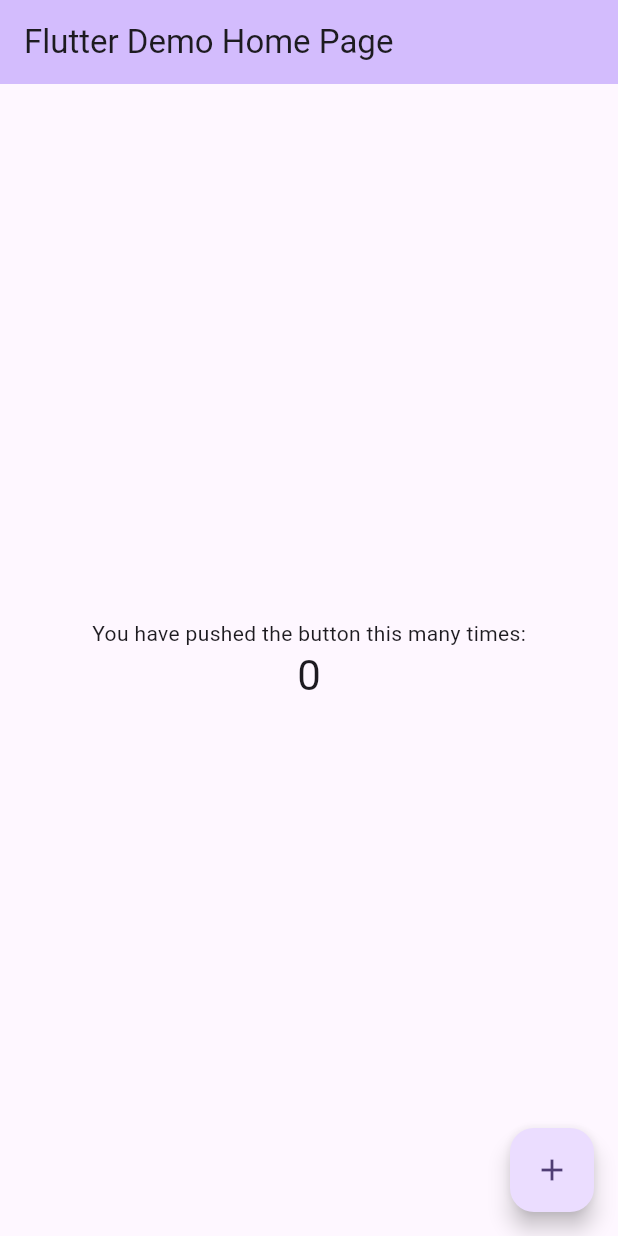
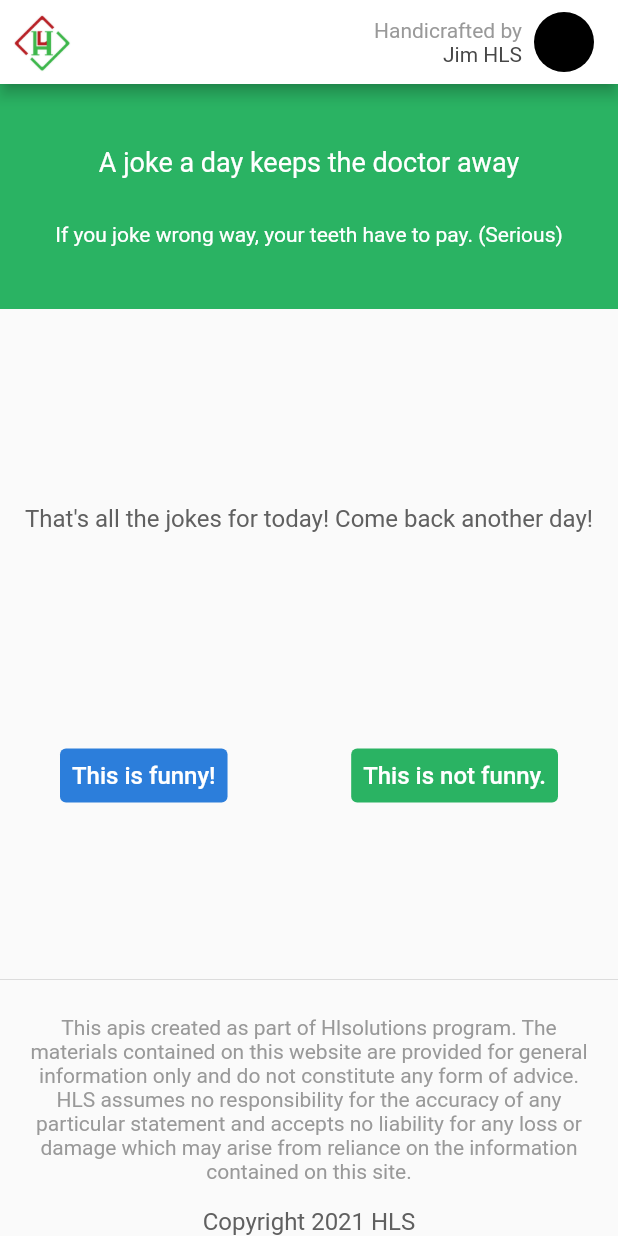
Before and after one commit to phammaidung/hl-assignment, a Flutter app: the screen it shows after launch, on a phone screen of 412 x 824 dp. Run offline on Flutter 3.47's test engine with Material 2 defaults, Android fonts, the phone set to English and light mode, and no system bars.

Commit message:
implement UI

```diff
--- a/mobile/lib/main.dart
+++ b/mobile/lib/main.dart
@@ -1,125 +1,17 @@
 import 'package:flutter/material.dart';
+import 'package:mobile/screens/joke_screen.dart';
 
 void main() {
-  runApp(const MyApp());
+  runApp(const JokeApp());
 }
 
-class MyApp extends StatelessWidget {
-  const MyApp({super.key});
+class JokeApp extends StatelessWidget {
+  const JokeApp({super.key});
 
-  // This widget is the root of your application.
   @override
   Widget build(BuildContext context) {
-    return MaterialApp(
-      title: 'Flutter Demo',
-      theme: ThemeData(
-        // This is the theme of your application.
-        //
-        // TRY THIS: Try running your application with "flutter run". You'll see
-        // the application has a blue toolbar. Then, without quitting the app,
-        // try changing the seedColor in the colorScheme below to Colors.green
-        // and then invoke "hot reload" (save your changes or press the "hot
-        // reload" button in a Flutter-supported IDE, or press "r" if you used
-        // the command line to start the app).
-        //
-        // Notice that the counter didn't reset back to zero; the application
-        // state is not lost during the reload. To reset the state, use hot
-        // restart instead.
-        //
-        // This works for code too, not just values: Most code changes can be
-        // tested with just a hot reload.
-        colorScheme: ColorScheme.fromSeed(seedColor: Colors.deepPurple),
-        useMaterial3: true,
-      ),
-      home: const MyHomePage(title: 'Flutter Demo Home Page'),
+    return const MaterialApp(
+      home: JokeScreen(),
     );
   }
 }
-
-class MyHomePage extends StatefulWidget {
-  const MyHomePage({super.key, required this.title});
-
-  // This widget is the home page of your application. It is stateful, meaning
-  // that it has a State object (defined below) that contains fields that affect
-  // how it looks.
-
-  // This class is the configuration for the state. It holds the values (in this
-  // case the title) provided by the parent (in this case the App widget) and
-  // used by the build method of the State. Fields in a Widget subclass are
-  // always marked "final".
-
-  final String title;
-
-  @override
-  State<MyHomePage> createState() => _MyHomePageState();
-}
-
-class _MyHomePageState extends State<MyHomePage> {
-  int _counter = 0;
-
-  void _incrementCounter() {
-    setState(() {
-      // This call to setState tells the Flutter framework that something has
-      // changed in this State, which causes it to rerun the build method below
-      // so that the display can reflect the updated values. If we changed
-      // _counter without calling setState(), then the build method would not be
-      // called again, and so nothing would appear to happen.
-      _counter++;
-    });
-  }
-
-  @override
-  Widget build(BuildContext context) {
-    // This method is rerun every time setState is called, for instance as done
-    // by the _incrementCounter method above.
-    //
-    // The Flutter framework has been optimized to make rerunning build methods
-    // fast, so that you can just rebuild anything that needs updating rather
-    // than having to individually change instances of widgets.
-    return Scaffold(
-      appBar: AppBar(
-        // TRY THIS: Try changing the color here to a specific color (to
-        // Colors.amber, perhaps?) and trigger a hot reload to see the AppBar
-        // change color while the other colors stay the same.
-        backgroundColor: Theme.of(context).colorScheme.inversePrimary,
-        // Here we take the value from the MyHomePage object that was created by
-        // the App.build method, and use it to set our appbar title.
-        title: Text(widget.title),
-      ),
-      body: Center(
-        // Center is a layout widget. It takes a single child and positions it
-        // in the middle of the parent.
-        child: Column(
-          // Column is also a layout widget. It takes a list of children and
-          // arranges them vertically. By default, it sizes itself to fit its
-          // children horizontally, and tries to be as tall as its parent.
-          //
-          // Column has various properties to control how it sizes itself and
-          // how it positions its children. Here we use mainAxisAlignment to
-          // center the children vertically; the main axis here is the vertical
-          // axis because Columns are vertical (the cross axis would be
-          // horizontal).
-          //
-          // TRY THIS: Invoke "debug painting" (choose the "Toggle Debug Paint"
-          // action in the IDE, or press "p" in the console), to see the
-          // wireframe for each widget.
-          mainAxisAlignment: MainAxisAlignment.center,
-          children: <Widget>[
-            const Text(
-              'You have pushed the button this many times:',
-            ),
-            Text(
-              '$_counter',
-              style: Theme.of(context).textTheme.headlineMedium,
-            ),
-          ],
-        ),
-      ),
-      floatingActionButton: FloatingActionButton(
-        onPressed: _incrementCounter,
-        tooltip: 'Increment',
-        child: const Icon(Icons.add),
-      ), // This trailing comma makes auto-formatting nicer for build methods.
-    );
-  }
-}
--- /dev/null
+++ b/mobile/lib/screens/joke_screen.dart
@@ -0,0 +1,129 @@
+import 'package:flutter/material.dart';
+
+class JokeScreen extends StatelessWidget {
+  const JokeScreen({super.key});
+
+  @override
+  Widget build(BuildContext context) {
+    return Scaffold(
+      appBar: AppBar(
+        backgroundColor: Colors.white,
+        leading: Padding(
+          padding: const EdgeInsets.all(8.0),
+          child: Image.asset("assets/images/logo_HLSolutions.png"),
+        ),
+        actions: const [
+          Column(
+            mainAxisAlignment: MainAxisAlignment.center,
+            crossAxisAlignment: CrossAxisAlignment.end,
+            children: [
+              Text(
+                "Handicrafted by",
+                style: TextStyle(color: Color.fromARGB(255, 153, 153, 153)),
+              ),
+              Text(
+                "Jim HLS",
+                style: TextStyle(color: Color.fromARGB(255, 71, 71, 71)),
+              )
+            ],
+          ),
+          SizedBox(
+            width: 8,
+          ),
+          CircleAvatar(
+            backgroundColor: Colors.black,
+          ),
+          SizedBox(
+            width: 16,
+          )
+        ],
+      ),
+      body: Column(
+        crossAxisAlignment: CrossAxisAlignment.center,
+        mainAxisAlignment: MainAxisAlignment.spaceBetween,
+        children: [
+          Container(
+            width: double.infinity,
+            height: 150,
+            color: const Color.fromARGB(255, 42, 179, 99),
+            child: const Column(
+              mainAxisAlignment: MainAxisAlignment.center,
+              children: [
+                Text(
+                  "A joke a day keeps the doctor away",
+                  style: TextStyle(
+                      color: Color.fromARGB(255, 255, 255, 255), fontSize: 18),
+                ),
+                SizedBox(
+                  height: 30,
+                ),
+                Text(
+                  "If you joke wrong way, your teeth have to pay. (Serious)",
+                  style: TextStyle(
+                      color: Color.fromARGB(255, 255, 255, 255), fontSize: 14),
+                ),
+              ],
+            ),
+          ),
+          Container(
+            padding: const EdgeInsets.fromLTRB(16, 34, 16, 34),
+            child: const Text(
+              "That's all the jokes for today! Come back another day!",
+              textAlign: TextAlign.center,
+              style: TextStyle(
+                  fontSize: 16, color: Color.fromARGB(255, 96, 96, 96)),
+            ),
+          ),
+          Padding(
+            padding: const EdgeInsets.fromLTRB(40, 8, 40, 8),
+            child: Row(
+              mainAxisAlignment: MainAxisAlignment.center,
+              crossAxisAlignment: CrossAxisAlignment.end,
+              children: [
+                TextButton(
+                  onPressed: () {},
+                  child: Text("This is funny!"),
+                  style: TextButton.styleFrom(
+                      foregroundColor: const Color.fromARGB(255, 255, 255, 255),
+                      backgroundColor: const Color.fromARGB(255, 44, 126, 219),
+                      textStyle: const TextStyle(
+                          fontSize: 16, fontWeight: FontWeight.w500)),
+                ),
+                const Spacer(),
+                TextButton(
+                  onPressed: () {},
+                  child: Text("This is not funny."),
+                  style: TextButton.styleFrom(
+                    foregroundColor: const Color.fromARGB(255, 255, 255, 255),
+                    backgroundColor: const Color.fromARGB(255, 42, 179, 99),
+                    textStyle: const TextStyle(
+                        fontSize: 16, fontWeight: FontWeight.w500),
+                  ),
+                ),
+              ],
+            ),
+          ),
+          const Column(
+            mainAxisAlignment: MainAxisAlignment.end,
+            children: [
+              Divider(),
+              Padding(
+                padding: EdgeInsets.all(16.0),
+                child: Text(
+                  "This apis created as part of Hlsolutions program. The materials contained on this website are provided for general information only and do not constitute any form of advice. HLS assumes no responsibility for the accuracy of any particular statement and accepts no liability for any loss or damage which may arise from reliance on the information contained on this site.",
+                  textAlign: TextAlign.center,
+                  style: TextStyle(color: Color.fromARGB(255, 153, 153, 153)),
+                ),
+              ),
+              Text(
+                "Copyright 2021 HLS",
+                style: TextStyle(
+                    fontSize: 16, color: Color.fromARGB(255, 96, 96, 96)),
+              ),
+            ],
+          )
+        ],
+      ),
+    );
+  }
+}
```
Also changed, not shown: mobile/pubspec.yaml (+4 -7 lines), mobile/assets/images/logo_HLSolutions.png (added).
